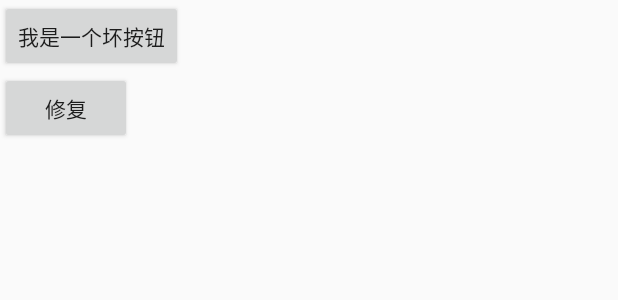
After one commit to wxfjava/Struggle, an Android app: the layout activity_hotfix.xml on its own in the app's theme, with its tools: preview values and no code run, on a phone screen of 412 x 824 dp. The commit adds this screen. Shown: the top 300 px of the screen. Run offline under Robolectric (Android 15) with nearby library versions, the phone set to English and light mode, and no system bars.

Commit message:
测试类加载

```diff
--- a/app/build.gradle
+++ b/app/build.gradle
@@ -4,7 +4,7 @@ android {
     compileSdkVersion 28
     defaultConfig {
         applicationId "com.wxfjava.struggle"
-        minSdkVersion 23
+        minSdkVersion 21
         targetSdkVersion 28
         versionCode 1
         versionName "1.0"
--- /dev/null
+++ b/app/src/main/res/layout/activity_hotfix.xml
@@ -0,0 +1,21 @@
+<?xml version="1.0" encoding="utf-8"?>
+<LinearLayout xmlns:android="http://schemas.android.com/apk/res/android"
+    android:orientation="vertical" android:layout_width="match_parent"
+    android:layout_height="match_parent">
+
+    <Button
+        android:layout_width="wrap_content"
+        android:layout_height="wrap_content"
+        android:text="我是一个坏按钮"
+        android:onClick="badButton"
+        ></Button>
+
+
+    <Button
+        android:layout_width="wrap_content"
+        android:layout_height="wrap_content"
+        android:text="修复"
+        android:onClick="fixButton"
+        ></Button>
+
+</LinearLayout>
```
Also changed, not shown: app/src/main/java/com/wxfjava/struggle/MainActivity.java (+15 -0 lines), app/src/main/java/com/wxfjava/struggle/hotfix/EnginService.java (added, +13 -0 lines), app/src/main/java/com/wxfjava/struggle/hotfix/FixManager.java (added, +12 -0 lines), app/src/main/java/com/wxfjava/struggle/hotfix/HotfixActivity.java (added, +29 -0 lines), app/src/main/java/com/wxfjava/struggle/utils/ReflexUtils.java (added, +38 -0 lines).
